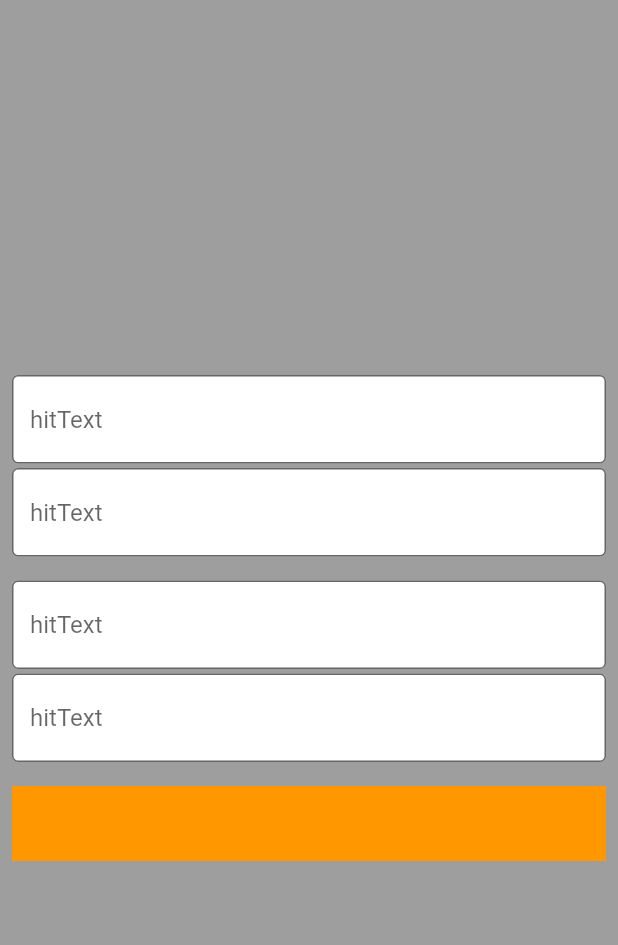
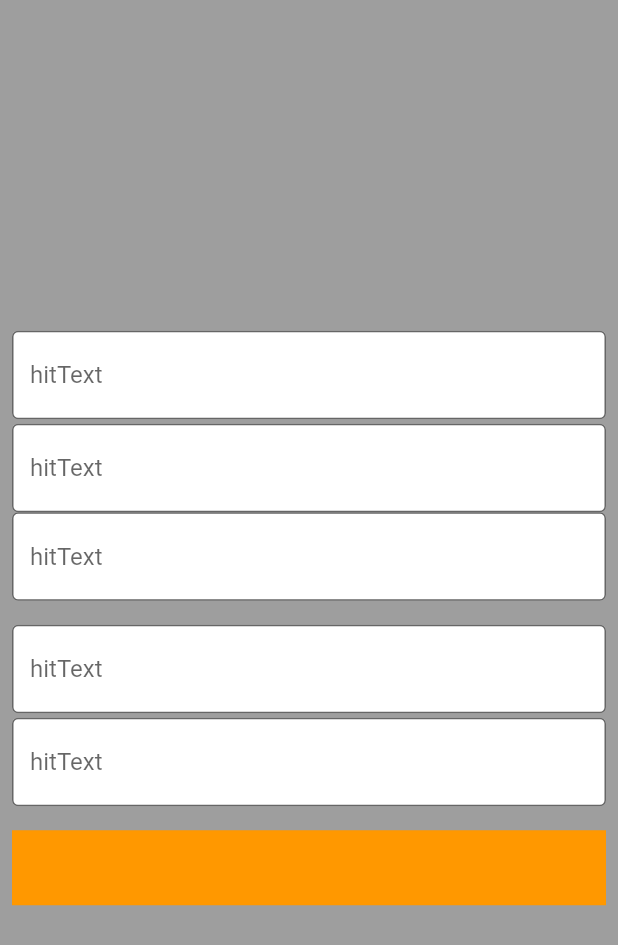
Before and after one commit to Narith013/Myclass, a Flutter app: the screen it shows after launch, on a phone screen of 412 x 824 dp. Shown: the top 945 px of the screen. Run offline on Flutter 3.47's test engine with Material 2 defaults, Android fonts, the phone set to English and light mode, and no system bars.

Commit message:
new commit

```diff
--- a/lib/src/screen/myhome_page.dart
+++ b/lib/src/screen/myhome_page.dart
@@ -22,6 +22,7 @@ class _MyHomePageState extends State<MyHomePage> {
                   MyTextfield('hitText'),
                   SizedBox(height: 3.0,),
                   MyTextfield('hitText'),
+                  MyTextfield('hitText'),
                 ],
               ),
                Column(
```
